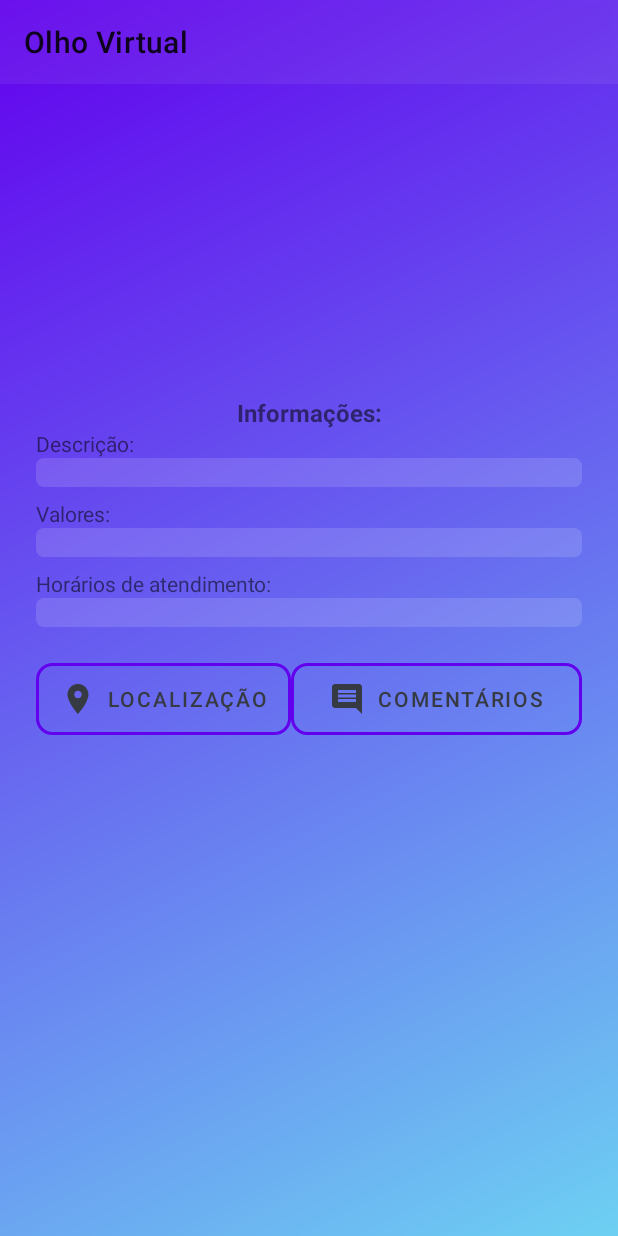
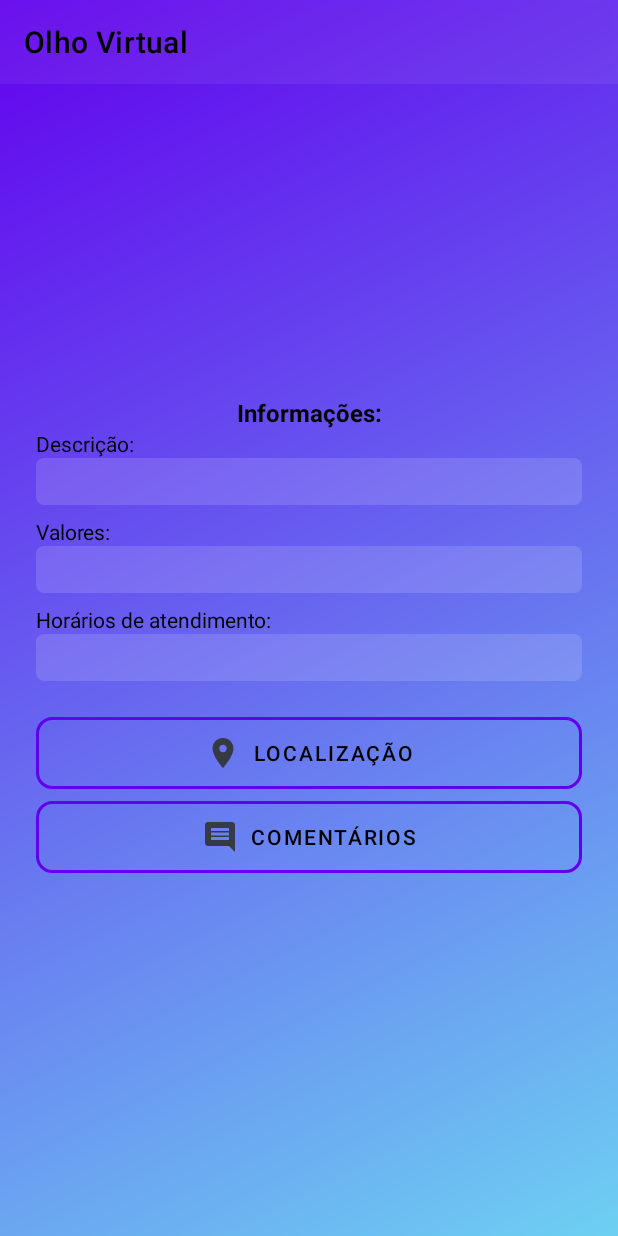
Before and after one commit to alexeitelven/olhovirtual, an Android app: the VisualizarEventoActivity screen opened directly, with no data from a screen before it, on a phone screen of 412 x 824 dp. Run offline under Robolectric (Android 15) with nearby library versions, the phone set to English and light mode, and no system bars; 1 statement that could not run was skipped.

Commit message:
Ajustado Visualização de comentários Aparecendo nome corretamente
Ajustado Layouts de visualização na activity_lista_evento.xml

Adicionado progressBar na tela de cadastro de usuário ao adicionar uma imagem.
e também ocultado o botão cadastrar até a imagem ser carregada!

```diff
--- a/app/src/main/AndroidManifest.xml
+++ b/app/src/main/AndroidManifest.xml
@@ -19,6 +19,9 @@
         android:roundIcon="@mipmap/ic_launcher_round"
         android:supportsRtl="true"
         android:theme="@style/Theme.OlhoVirtual">
+        <activity
+            android:name=".activity.ComentariosActivity"
+            android:exported="false" />
         <activity
             android:name=".activity.VisualizarEventoActivity"
             android:exported="false" />
--- a/app/src/main/java/com/example/olhovirtual/activity/CadastrarEventoActivity.java
+++ b/app/src/main/java/com/example/olhovirtual/activity/CadastrarEventoActivity.java
@@ -121,6 +121,8 @@ public class CadastrarEventoActivity extends AppCompatActivity {
         botaoAdicionarFoto.setOnClickListener(new View.OnClickListener() {
             @Override
             public void onClick(View view) {
+                progressBar.setVisibility(View.VISIBLE);
+                botaoCadastrar.setVisibility(View.GONE);
                 Intent i = new Intent(Intent.ACTION_PICK, MediaStore.Images.Media.EXTERNAL_CONTENT_URI);
                 if( i.resolveActivity(getPackageManager()) != null ){
                     startActivityForResult(i, SELECAO_GALERIA);
@@ -203,6 +205,8 @@ public class CadastrarEventoActivity extends AppCompatActivity {
                         Toast.makeText(CadastrarEventoActivity.this,
                                 "Upload da imagem realizado com sucesso!",
                                 Toast.LENGTH_SHORT).show();
+                        progressBar.setVisibility(View.GONE);
+                        botaoCadastrar.setVisibility(View.VISIBLE);
                     }
                 });
 
--- a/app/src/main/java/com/example/olhovirtual/activity/CameraActivity.java
+++ b/app/src/main/java/com/example/olhovirtual/activity/CameraActivity.java
@@ -157,7 +157,7 @@ public class CameraActivity extends BaseActivity {
         getWindow().addFlags(WindowManager.LayoutParams.FLAG_KEEP_SCREEN_ON);
         textureView = findViewById(R.id.texture);
         textureView.setSurfaceTextureListener(textureListener);
-        igPhotoPreview = findViewById(R.id.ig_photo_preview);
+        //igPhotoPreview = findViewById(R.id.ig_photo_preview);
         //gpCapturePhoto = findViewById(R.id.gp_take_photo);
         //gpSaveOrRetry = findViewById(R.id.gp_save_retry);
 
--- a/app/src/main/java/com/example/olhovirtual/activity/VisualizarEventoActivity.java
+++ b/app/src/main/java/com/example/olhovirtual/activity/VisualizarEventoActivity.java
@@ -4,8 +4,10 @@ import androidx.appcompat.app.AppCompatActivity;
 import androidx.appcompat.widget.Toolbar;
 
 import android.content.Context;
+import android.content.Intent;
 import android.net.Uri;
 import android.os.Bundle;
+import android.view.View;
 import android.widget.Button;
 import android.widget.ImageView;
 import android.widget.TextView;
@@ -58,6 +60,18 @@ public class VisualizarEventoActivity extends AppCompatActivity {
         //toolbar.setSubtitle("Sub título");
         setSupportActionBar(toolbar);
 
+        botaoComentarios.setOnClickListener(new View.OnClickListener() {
+            @Override
+            public void onClick(View view) {
+                Intent i = new Intent(VisualizarEventoActivity.this, ComentariosActivity.class);
+                i.putExtra("idEvento",eventoDestinatario.getId());
+                startActivity(i);
+            }
+        });
+
+
+
+
     }
 
     public void inicializarComponentes() {
@@ -66,7 +80,8 @@ public class VisualizarEventoActivity extends AppCompatActivity {
         campoHorarioAtendimento = findViewById(R.id.textVEHorarios);
         campoValores = findViewById(R.id.textVEValores);
         imagemEvento = findViewById(R.id.imageVEEvento);
-
+        botaoComentarios = findViewById(R.id.buttonComentarios);
+        botaoLocalizacao = findViewById(R.id.buttonLocalizacao);
 
     }
 }
--- a/app/src/main/java/com/example/olhovirtual/adapter/AdapterListaEventos.java
+++ b/app/src/main/java/com/example/olhovirtual/adapter/AdapterListaEventos.java
@@ -69,7 +69,7 @@ public class AdapterListaEventos extends RecyclerView.Adapter<AdapterListaEvento
             imageEvento = itemView.findViewById(R.id.imageAdEvento);
             tituloEvento = itemView.findViewById(R.id.textAdTitulo);
             descricao = itemView.findViewById(R.id.textAdDescricao);
-            bordaLayout = itemView.findViewById(R.id.bordaLayout);
+            //bordaLayout = itemView.findViewById(R.id.bordaLayout);
 
         }
     }
--- a/app/src/main/res/layout/activity_lista_evento.xml
+++ b/app/src/main/res/layout/activity_lista_evento.xml
@@ -23,7 +23,9 @@
         app:layout_constraintStart_toStartOf="parent"
         app:layout_constraintTop_toTopOf="parent"
         app:subtitle="Sugestões:"
-        app:title="Pontos turísticos e atrações locais" />
+        app:subtitleTextColor="@color/black"
+        app:title="Pontos turísticos e atrações locais"
+        app:titleTextColor="@color/black" />
 
     <com.google.android.material.floatingactionbutton.FloatingActionButton
         android:id="@+id/floatingLocalizacao"
--- a/app/src/main/res/layout/activity_visualizar_evento.xml
+++ b/app/src/main/res/layout/activity_visualizar_evento.xml
@@ -20,7 +20,8 @@
         android:theme="?attr/actionBarTheme"
         app:layout_constraintEnd_toEndOf="parent"
         app:layout_constraintStart_toStartOf="parent"
-        app:layout_constraintTop_toTopOf="parent" />
+        app:layout_constraintTop_toTopOf="parent"
+        app:titleTextColor="@color/black" />
 
     <ImageView
         android:id="@+id/imageVEEvento"
@@ -41,17 +42,12 @@
         android:layout_height="wrap_content"
         android:gravity="center"
         android:text="Informações:"
+        android:textColor="@color/black"
         android:textSize="16sp"
         android:textStyle="bold"
         app:layout_constraintEnd_toEndOf="parent"
         app:layout_constraintStart_toStartOf="parent"
         app:layout_constraintTop_toBottomOf="@+id/imageVEEvento" />
-
-    <Space
-        android:layout_width="match_parent"
-        android:layout_height="8dp"
-        tools:layout_editor_absoluteX="24dp"
-        tools:layout_editor_absoluteY="277dp" />
 
     <ScrollView
         android:layout_width="0dp"
@@ -74,14 +70,17 @@
                 android:id="@+id/textView4"
                 android:layout_width="match_parent"
                 android:layout_height="wrap_content"
-                android:text="Descrição:" />
+                android:text="Descrição:"
+                android:textColor="@color/black" />
 
             <TextView
                 android:id="@+id/textVEDescricao"
                 android:layout_width="match_parent"
-                android:layout_height="match_parent"
+                android:layout_height="wrap_content"
                 android:background="@drawable/background_caixa_texto"
-                android:inputType="textMultiLine" />
+                android:inputType="textMultiLine"
+                android:padding="6dp"
+                android:textColor="@color/black" />
 
             <Space
                 android:layout_width="match_parent"
@@ -91,14 +90,17 @@
                 android:id="@+id/textView5"
                 android:layout_width="match_parent"
                 android:layout_height="wrap_content"
-                android:text="Valores:" />
+                android:text="Valores:"
+                android:textColor="@color/black" />
 
             <TextView
                 android:id="@+id/textVEValores"
                 android:layout_width="match_parent"
-                android:layout_height="match_parent"
+                android:layout_height="wrap_content"
                 android:background="@drawable/background_caixa_texto"
-                android:inputType="textMultiLine" />
+                android:inputType="textMultiLine"
+                android:padding="6dp"
+                android:textColor="@color/black" />
 
             <Space
                 android:layout_width="match_parent"
@@ -108,42 +110,45 @@
                 android:id="@+id/textView6"
                 android:layout_width="match_parent"
                 android:layout_height="wrap_content"
-                android:text="Horários de atendimento:" />
+                android:text="Horários de atendimento:"
+                android:textColor="@color/black" />
 
             <TextView
                 android:id="@+id/textVEHorarios"
                 android:layout_width="match_parent"
-                android:layout_height="match_parent"
+                android:layout_height="wrap_content"
                 android:background="@drawable/background_caixa_texto"
-                android:inputType="textMultiLine" />
+                android:inputType="textMultiLine"
+                android:padding="6dp"
+                android:textColor="@color/black" />
 
             <Space
                 android:layout_width="match_parent"
                 android:layout_height="24dp" />
 
-            <LinearLayout
+            <Button
+                android:id="@+id/buttonLocalizacao"
                 android:layout_width="match_parent"
                 android:layout_height="match_parent"
-                android:orientation="horizontal">
-
-                <Button
-                    android:id="@+id/buttonLocalizacao"
-                    android:layout_width="wrap_content"
-                    android:layout_height="wrap_content"
                 android:background="@drawable/background_botao"
                 android:text="Localização"
+                android:textColor="@color/black"
                 app:icon="@drawable/ic_location_24"
                 app:iconGravity="textStart" />
+
+            <Space
+                android:layout_width="match_parent"
+                android:layout_height="8dp" />
 
             <Button
                 android:id="@+id/buttonComentarios"
                 android:layout_width="match_parent"
-                    android:layout_height="wrap_content"
+                android:layout_height="match_parent"
                 android:background="@drawable/background_botao"
                 android:text="Comentários"
+                android:textColor="@color/black"
                 app:icon="@drawable/ic_comment_24"
                 app:iconGravity="textStart" />
-            </LinearLayout>
 
         </LinearLayout>
     </ScrollView>
```
Also changed, not shown: app/src/main/java/com/example/olhovirtual/activity/AutoFitTextureView.java (+9 -4 lines), app/src/main/java/com/example/olhovirtual/helper/UsuarioFirebase.java (+20 -0 lines), app/src/main/java/com/example/olhovirtual/model/Evento.java (+18 -0 lines), app/src/main/res/layout/activity_cadastrar_evento.xml (+6 -2 lines), app/src/main/res/layout/activity_camera.xml (+0 -8 lines), app/src/main/res/layout/adapter_lista_eventos.xml (+7 -10 lines). Lines whose indentation alone changed are shown as unchanged.
